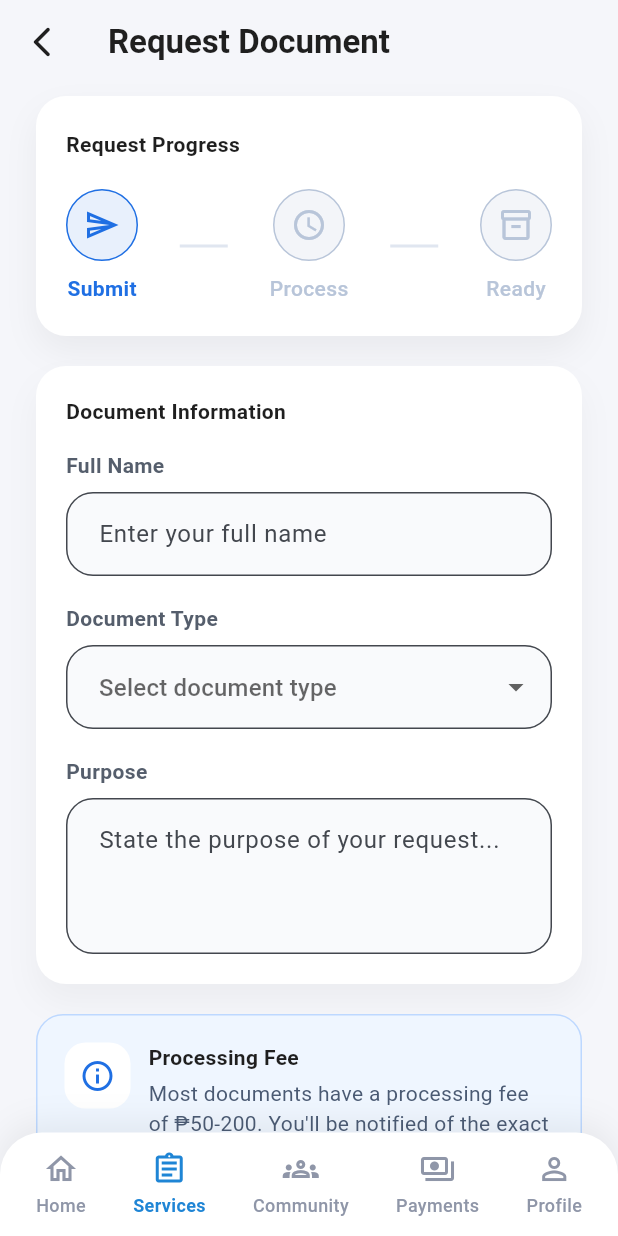
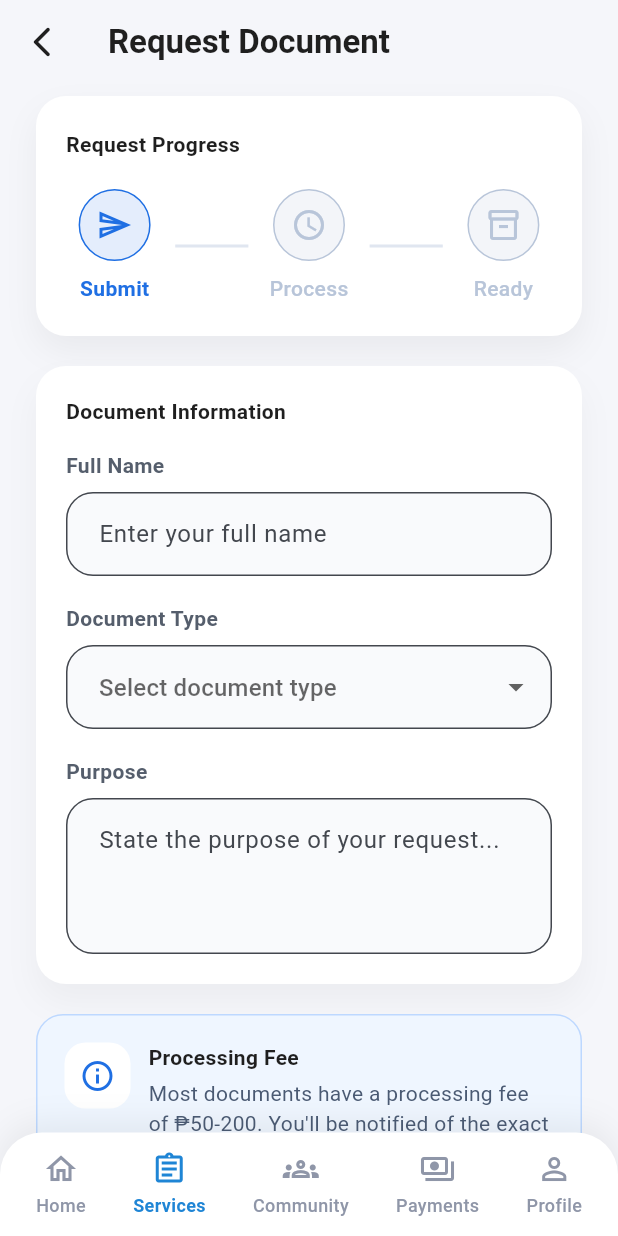
Before and after one commit to eori1/bayankonek, a Flutter app: the RequestDocumentPage screen opened directly, on a phone screen of 412 x 824 dp. Run offline on Flutter 3.47's test engine with Material 3 defaults, Android fonts, the phone set to English and light mode, and no system bars; our stand-ins replace cloud_firestore, firebase_auth, firebase_core; accounts and stored records are empty.

Commit message:
Refactor progress indicator in RequestDocumentPage
- Introduced a steps list to streamline the progress indicator's structure.
- Replaced static progress steps with a dynamic generation approach for better maintainability.
- Adjusted the active step's background opacity for improved visual clarity.
- Removed the redundant _ProgressDivider class to simplify the codebase.

```diff
--- a/lib/screens/request_document_page.dart
+++ b/lib/screens/request_document_page.dart
@@ -190,6 +190,16 @@ class _RequestDocumentPageState extends State<RequestDocumentPage> {
 class _ProgressCard extends StatelessWidget {
   @override
   Widget build(BuildContext context) {
+    final steps = [
+      const _ProgressStep(
+        icon: Icons.send_outlined,
+        label: 'Submit',
+        active: true,
+      ),
+      const _ProgressStep(icon: Icons.access_time, label: 'Process'),
+      const _ProgressStep(icon: Icons.inventory_2_outlined, label: 'Ready'),
+    ];
+
     return Container(
       width: double.infinity,
       padding: const EdgeInsets.symmetric(horizontal: 20, vertical: 22),
@@ -216,18 +226,19 @@ class _ProgressCard extends StatelessWidget {
           ),
           const SizedBox(height: 20),
           Row(
-            mainAxisAlignment: MainAxisAlignment.spaceBetween,
-            children: const [
-              _ProgressStep(
-                icon: Icons.send_outlined,
-                label: 'Submit',
-                active: true,
-              ),
-              _ProgressDivider(),
-              _ProgressStep(icon: Icons.access_time, label: 'Process'),
-              _ProgressDivider(),
-              _ProgressStep(icon: Icons.inventory_2_outlined, label: 'Ready'),
-            ],
+            children: List.generate(steps.length * 2 - 1, (index) {
+              if (index.isEven) {
+                return Expanded(child: steps[index ~/ 2]);
+              } else {
+                return Expanded(
+                  child: Container(
+                    height: 2,
+                    margin: const EdgeInsets.symmetric(horizontal: 8),
+                    color: const Color(0xFFE0E6F0),
+                  ),
+                );
+              }
+            }),
           ),
         ],
       ),
@@ -256,7 +267,7 @@ class _ProgressStep extends StatelessWidget {
           width: 48,
           height: 48,
           decoration: BoxDecoration(
-            color: active ? color.withOpacity(0.1) : const Color(0xFFF3F5F9),
+            color: active ? color.withOpacity(0.12) : const Color(0xFFF3F5F9),
             borderRadius: BorderRadius.circular(24),
             border: Border.all(color: color),
           ),
@@ -272,15 +283,6 @@ class _ProgressStep extends StatelessWidget {
         ),
       ],
     );
-  }
-}
-
-class _ProgressDivider extends StatelessWidget {
-  const _ProgressDivider();
-
-  @override
-  Widget build(BuildContext context) {
-    return Container(width: 32, height: 2, color: const Color(0xFFE0E6F0));
   }
 }
 
```
